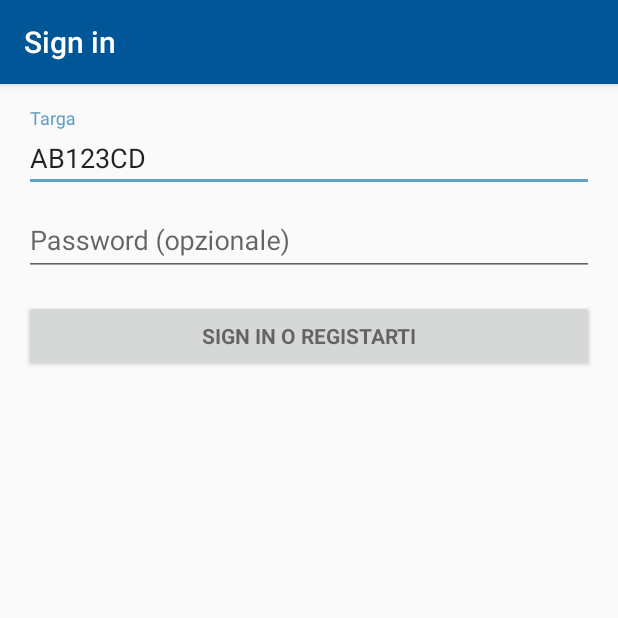
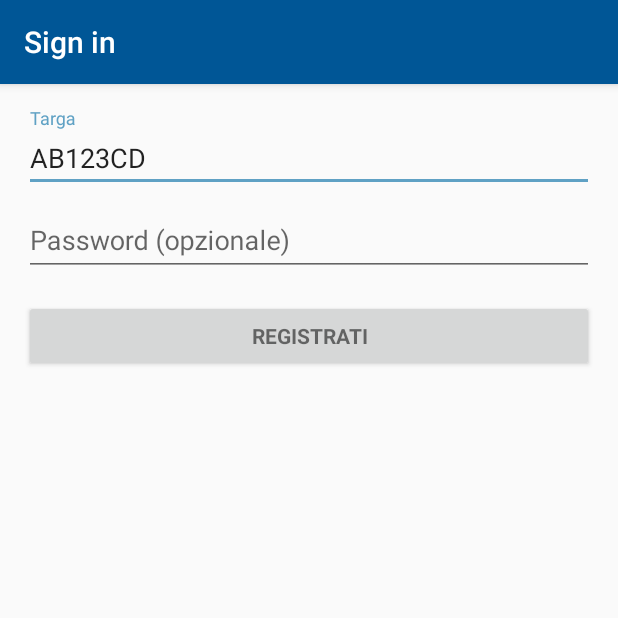
Before and after one commit to ggscuola/SimpleParkingMobile, an Android app: the screen it shows after launch (LoginActivity), on a phone screen of 412 x 824 dp, the top half of it. Run offline under Robolectric (Android 15) with nearby library versions, the phone set to English and light mode, and no system bars.

```diff
--- a/app/src/main/java/com/scuola/simpleparking/LoginActivity.java
+++ b/app/src/main/java/com/scuola/simpleparking/LoginActivity.java
@@ -28,6 +28,8 @@ import android.widget.Button;
 import android.widget.EditText;
 import android.widget.TextView;
 
+import com.scuola.simpleparking.common.ProgressDialogJC;
+
 import java.util.ArrayList;
 import java.util.List;
 
@@ -57,7 +59,7 @@ public class LoginActivity extends AppCompatActivity {
     // UI references.
     private AutoCompleteTextView mTargaView;
     private EditText mPasswordView;
-    private View mProgressView;
+    private ProgressDialogJC mProgressView;
     private View mLoginFormView;
 
     @Override
@@ -90,7 +92,7 @@ public class LoginActivity extends AppCompatActivity {
         });
 
         mLoginFormView = findViewById(R.id.login_form);
-        mProgressView = findViewById(R.id.login_progress);
+        mProgressView = new ProgressDialogJC(this);
     }
 
 
@@ -136,7 +138,9 @@ public class LoginActivity extends AppCompatActivity {
             // Show a progress spinner, and kick off a background task to
             // perform the user login attempt.
 
-            //TODO: Show progress
+           mProgressView.setMessage("Registrazione in corso...");
+           mProgressView.setSpinnerType(2);
+           mProgressView.show();
            mAuthTask = new UserLoginTask(targa, password);
             mAuthTask.execute((Void) null);
         }
@@ -147,6 +151,7 @@ public class LoginActivity extends AppCompatActivity {
      * Represents an asynchronous login/registration task used to authenticate
      * the user.
      */
+    @SuppressLint("StaticFieldLeak")
     public class UserLoginTask extends AsyncTask<Void, Void, String> {
 
         private final String mEmail;
@@ -160,7 +165,6 @@ public class LoginActivity extends AppCompatActivity {
 
         @Override
         protected String doInBackground(Void... params) {
-            // TODO: attempt authentication against a network service.
 
             String response = null;
 
@@ -192,7 +196,7 @@ public class LoginActivity extends AppCompatActivity {
         @Override
         protected void onPostExecute(final String response) {
             mAuthTask = null;
-            //TODO: Hide progress
+            mProgressView.dismiss();
 
             if (response != null) {
                 finish();
@@ -209,7 +213,7 @@ public class LoginActivity extends AppCompatActivity {
         @Override
         protected void onCancelled() {
             mAuthTask = null;
-            //TODO: Hide progress
+            mProgressView.dismissWithFailure("Richiesta di registrazione cancellata!");
         }
     }
 }
--- a/app/src/main/res/values/strings.xml
+++ b/app/src/main/res/values/strings.xml
@@ -5,7 +5,7 @@
     <!-- Strings related to login -->
     <string name="prompt_targa">Targa</string>
     <string name="prompt_password">Password (opzionale)</string>
-    <string name="action_sign_in">Sign in o Registarti</string>
+    <string name="action_sign_in">Registrati</string>
     <string name="action_sign_in_short">Sign in</string>
     <string name="error_invalid_password">This password is too short</string>
     <string name="error_incorrect_password">This password is incorrect</string>
```
